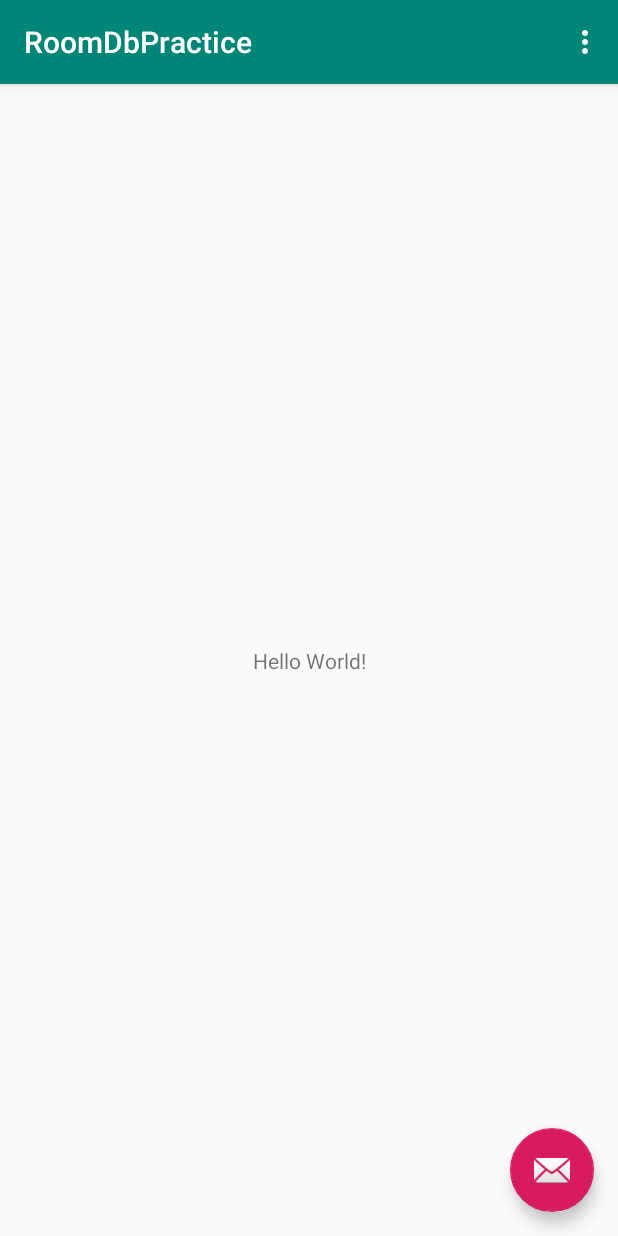
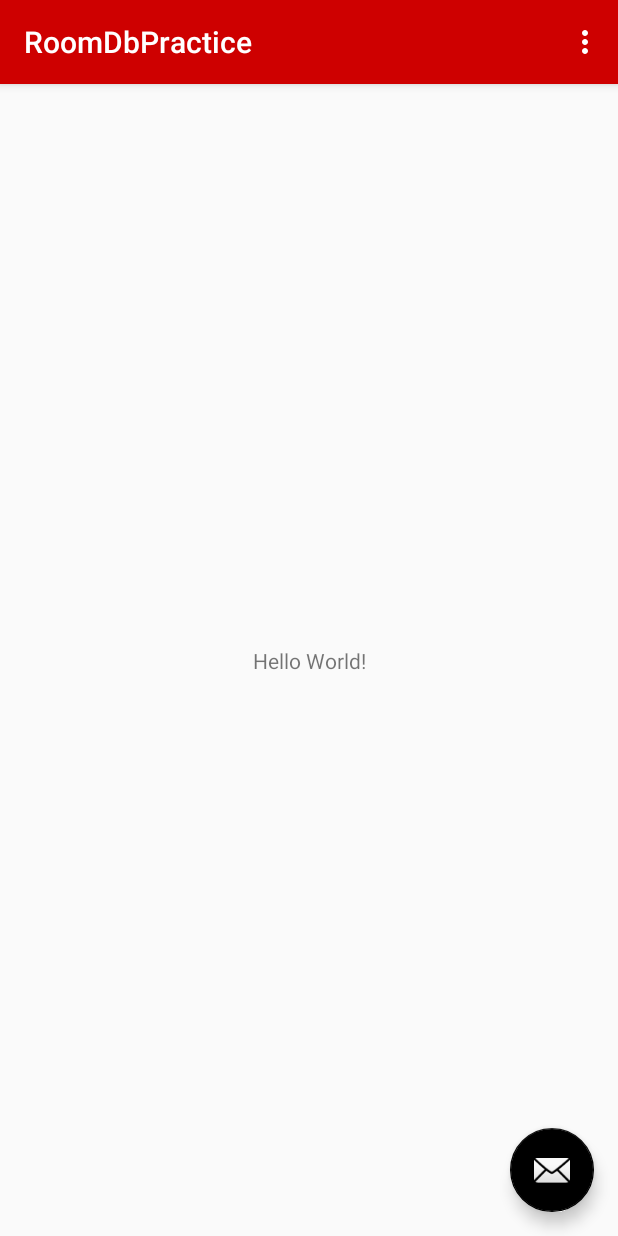
Before and after one commit to j-aguilar/RoomDbPractice, an Android app: the screen it shows after launch (MainActivity), on a phone screen of 412 x 824 dp. Run offline under Robolectric (Android 15) with nearby library versions, the phone set to English and light mode, and no system bars.

Commit message:
setup colors

```diff
--- a/app/src/main/res/values/colors.xml
+++ b/app/src/main/res/values/colors.xml
@@ -1,6 +1,6 @@
 <?xml version="1.0" encoding="utf-8"?>
 <resources>
-    <color name="colorPrimary">#008577</color>
-    <color name="colorPrimaryDark">#00574B</color>
-    <color name="colorAccent">#D81B60</color>
+    <color name="colorPrimary">#CE0000</color>
+    <color name="colorPrimaryDark">#A90000</color>
+    <color name="colorAccent">#000000</color>
 </resources>
```
